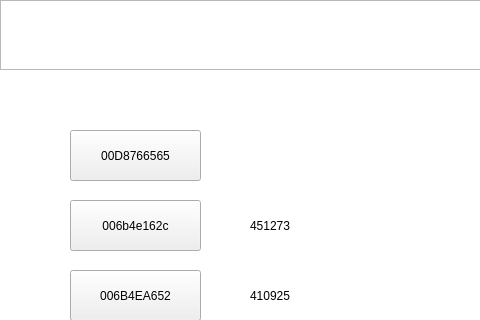
First picture: the form in SmartCabinet/Device/devicesimulate.ui, repository birdman1992/SmartCabinet, before the edit; both pictures show x 0 to 480 and y 0 to 320 of the 640 by 480 pixel window.
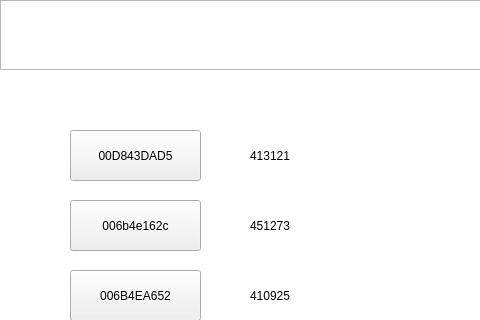
Second picture: the form after the edit. The open tabs and pages were chosen to show the change.

```diff
--- a/SmartCabinet/Device/devicesimulate.ui
+++ b/SmartCabinet/Device/devicesimulate.ui
@@ -72,7 +72,7 @@
         <enum>Qt::NoFocus</enum>
        </property>
        <property name="text">
-        <string>00D8766565</string>
+        <string>00D843DAD5</string>
        </property>
       </widget>
       <widget class="QPushButton" name="pushButton_2">
@@ -149,6 +149,19 @@
         <string>451273</string>
        </property>
       </widget>
+      <widget class="QLabel" name="label_3">
+       <property name="geometry">
+        <rect>
+         <x>250</x>
+         <y>70</y>
+         <width>61</width>
+         <height>31</height>
+        </rect>
+       </property>
+       <property name="text">
+        <string>413121</string>
+       </property>
+      </widget>
      </widget>
      <widget class="QWidget" name="storeList">
       <widget class="QPushButton" name="car1">
```
Left out of the diff: 2 changed lines with no effect on the pictures.
